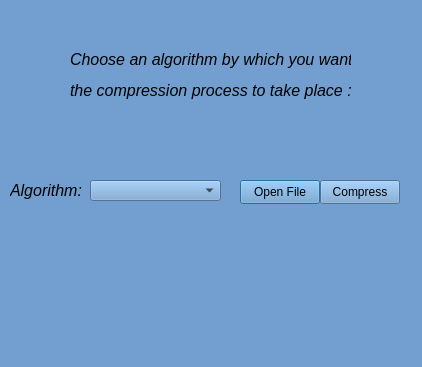
Anupama-n/QT, file filecompressor/dialog.ui: the form before one commit.
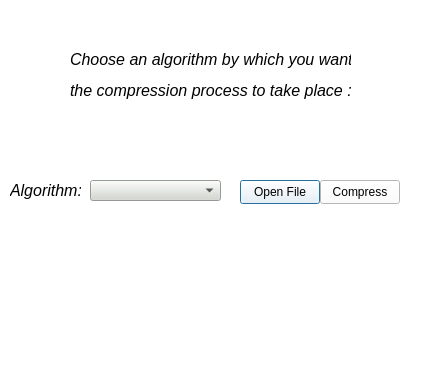
The form after the commit.

Diff of the .ui file:
```diff
--- a/filecompressor/dialog.ui
+++ b/filecompressor/dialog.ui
@@ -14,7 +14,8 @@
    <string>Dialog</string>
   </property>
   <property name="styleSheet">
-   <string notr="true">background-color: rgb(114, 159, 207);</string>
+   <string notr="true">
+background-color: rgb(255, 255, 255);</string>
   </property>
   <widget class="QPushButton" name="pushButton">
    <property name="geometry">
@@ -26,7 +27,7 @@
     </rect>
    </property>
    <property name="styleSheet">
-    <string notr="true">background-color: rgb(114, 159, 207);</string>
+    <string notr="true">background-color: rgb(255, 255, 255);</string>
    </property>
    <property name="text">
     <string>Open File</string>
@@ -54,6 +55,9 @@
      <height>21</height>
     </rect>
    </property>
+   <property name="styleSheet">
+    <string notr="true">background-color: rgb(211, 215, 207);</string>
+   </property>
   </widget>
   <widget class="QLabel" name="label_2">
    <property name="geometry">
```
